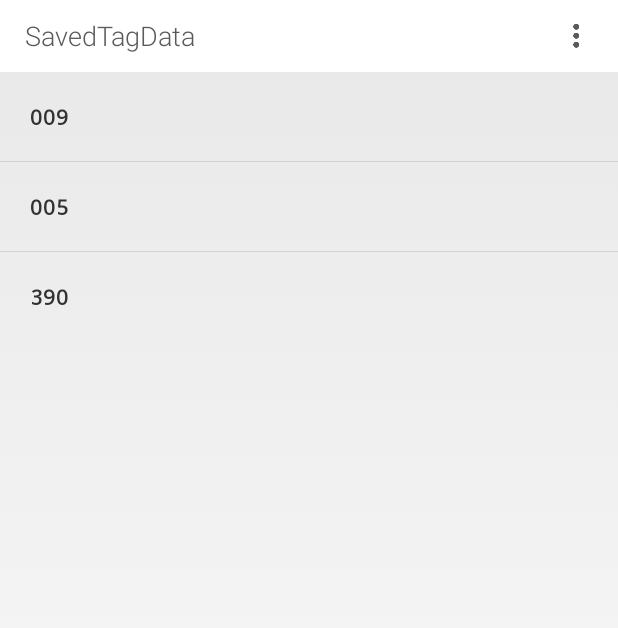
After one commit to savanakbari/PhysicalWeb, an Android app: the SavedTagData screen opened directly, with no data from a screen before it, on a phone screen of 412 x 824 dp. The commit adds this screen. Shown: the top 628 px of the screen. Run offline under Robolectric (Android 15) with nearby library versions, the phone set to English and light mode, and no system bars.

Commit message:
Saved tag data activity
Saved tag data activity  & menu bar modification

```diff
--- a/app/src/main/AndroidManifest.xml
+++ b/app/src/main/AndroidManifest.xml
@@ -77,6 +77,10 @@
             android:name=".TagData"
             android:label="@string/title_activity_tag_data" >
         </activity>
+        <activity
+            android:name=".SavedTagData"
+            android:label="@string/title_activity_saved_tag_data" >
+        </activity>
     </application>
 
 </manifest>
--- a/app/src/main/java/org/physical_web/physicalweb/BgThread.java
+++ b/app/src/main/java/org/physical_web/physicalweb/BgThread.java
@@ -26,14 +26,14 @@ public class BgThread extends AsyncTask {
         byte[] databytes=null;
         try {
 
-           // String id=TagData.url_id;
+            String id=TagData.url_id;
             // replace 001 with id . N0t checked yet
             InetAddress servaddress=InetAddress.getByName("192.168.173.1");
             socket=new Socket();
             socket.setReuseAddress(true);
             socket.connect(new InetSocketAddress(servaddress, 8888));
             OutputStream os=socket.getOutputStream();
-            os.write("001".getBytes());
+            os.write(id.getBytes());  // os.write("001".getBytes();
             socket.shutdownOutput();
             InputStream is=socket.getInputStream();
             String s="";
--- a/app/src/main/java/org/physical_web/physicalweb/MainActivity.java
+++ b/app/src/main/java/org/physical_web/physicalweb/MainActivity.java
@@ -73,6 +73,11 @@ public class MainActivity extends Activity {
       // If the about menu item was selected
       case R.id.action_about:
         showAboutFragment();
+        return true;
+
+
+      case R.id.saved_tagdata:
+        startActivity(new Intent(this,SavedTagData.class));
         return true;
       // If the action bar up button was pressed
       case android.R.id.home:
--- /dev/null
+++ b/app/src/main/java/org/physical_web/physicalweb/SavedTagData.java
@@ -0,0 +1,69 @@
+package org.physical_web.physicalweb;
+
+import android.app.Activity;
+import android.app.ListActivity;
+import android.content.Intent;
+import android.support.v7.app.ActionBarActivity;
+import android.os.Bundle;
+import android.view.Menu;
+import android.view.MenuItem;
+import android.view.View;
+import android.widget.AdapterView;
+import android.widget.ArrayAdapter;
+import android.widget.ListView;
+import android.widget.TextView;
+import android.widget.Toast;
+
+
+public class SavedTagData extends Activity {
+
+    String[] tag= {"009","005","390"};
+
+    @Override
+    protected void onCreate(Bundle savedInstanceState) {
+        super.onCreate(savedInstanceState);
+        setContentView(R.layout.saved_tag_data);
+
+        ArrayAdapter<String> adapter = new ArrayAdapter<String>(this,R.layout.list_view_saved_data,tag);
+        ListView lv= (ListView) findViewById(R.id.list);
+        lv.setAdapter(adapter);
+        lv.setOnItemClickListener(new AdapterView.OnItemClickListener() {
+            @Override
+            public void onItemClick(AdapterView<?> adapterView, View view, int i, long l) {
+            String lvdata= (String) ((TextView) view).getText();
+           try{
+               Integer tagid=Integer.parseInt(lvdata);
+               //Toast.makeText(getApplicationContext(), tagid.toString(),Toast.LENGTH_SHORT).show();
+           } catch (Exception e) {
+               e.printStackTrace();
+           }
+                Intent intent= new Intent(getBaseContext(),TagData.class);
+                intent.putExtra("tagdata",lvdata);
+                startActivity(intent);
+            }
+        });
+
+
+    }
+
+
+    @Override
+    public boolean onCreateOptionsMenu(Menu menu) {
+
+        getMenuInflater().inflate(R.menu.menu_saved_tag_data, menu);
+        return true;
+    }
+
+    @Override
+    public boolean onOptionsItemSelected(MenuItem item) {
+
+        int id = item.getItemId();
+
+        //noinspection SimplifiableIfStatement
+        if (id == R.id.action_settings) {
+            return true;
+        }
+
+        return super.onOptionsItemSelected(item);
+    }
+}
--- /dev/null
+++ b/app/src/main/res/layout/list_view_saved_data.xml
@@ -0,0 +1,12 @@
+<?xml version="1.0" encoding="utf-8"?>
+
+
+<TextView
+    android:id="@+id/saved_tag"
+    android:layout_width="fill_parent"
+    android:layout_height="fill_parent"
+    android:padding="20dip"
+    android:textStyle="bold"
+    android:typeface="monospace"
+    xmlns:android="http://schemas.android.com/apk/res/android">
+    </TextView>
--- /dev/null
+++ b/app/src/main/res/layout/saved_tag_data.xml
@@ -0,0 +1,16 @@
+<LinearLayout xmlns:android="http://schemas.android.com/apk/res/android"
+    xmlns:tools="http://schemas.android.com/tools"
+    android:layout_width="match_parent"
+    android:layout_height="match_parent"
+    tools:context="org.physical_web.physicalweb.SavedTagData"
+    android:orientation="vertical">
+
+              <ListView
+            android:id="@+id/list"
+            android:layout_width="match_parent"
+            android:layout_height="wrap_content"
+                  >
+            </ListView>
+
+
+</LinearLayout>
--- /dev/null
+++ b/app/src/main/res/menu/menu_saved_tag_data.xml
@@ -0,0 +1,9 @@
+<menu xmlns:android="http://schemas.android.com/apk/res/android"
+    xmlns:app="http://schemas.android.com/apk/res-auto"
+    xmlns:tools="http://schemas.android.com/tools"
+    tools:context="org.physical_web.physicalweb.SavedTagData">
+
+
+    <item android:id="@+id/action_settings" android:title="@string/action_settings"
+        android:orderInCategory="100" app:showAsAction="never" />
+</menu>
--- a/app/src/main/res/values/strings.xml
+++ b/app/src/main/res/values/strings.xml
@@ -25,7 +25,7 @@
     <string name="config_no_beacons_found">No beacons found</string>
     <string name="notification_view_more_beacons">VIEW MORE</string>
     <string name="config_url_read_error">Error Reading URL</string>
-
+    <string name="saved_tagdata">Saved Data</string>
     <plurals name="numFoundBeacons">
         <item quantity="one">Beacon Nearby</item>
         <item quantity="other">Beacons Nearby</item>
@@ -55,5 +55,6 @@
     <string name="title_activity_tag_data">TagData</string>
 
     <string name="hello_world">Hello world!</string>
+    <string name="title_activity_saved_tag_data">SavedTagData</string>
 
 </resources>
```
Also changed, not shown: app/src/main/java/org/physical_web/physicalweb/TagData.java (+11 -2 lines), app/src/main/res/menu/main.xml (+6 -1 lines).
